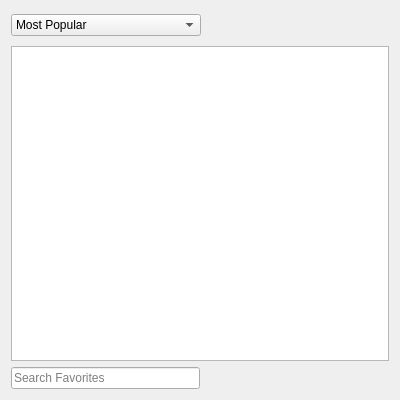
This is 2.x/UI/dooble_favorites_popup.ui in textbrowser/dooble as Qt 5 draws it before an edit. The edited form follows.
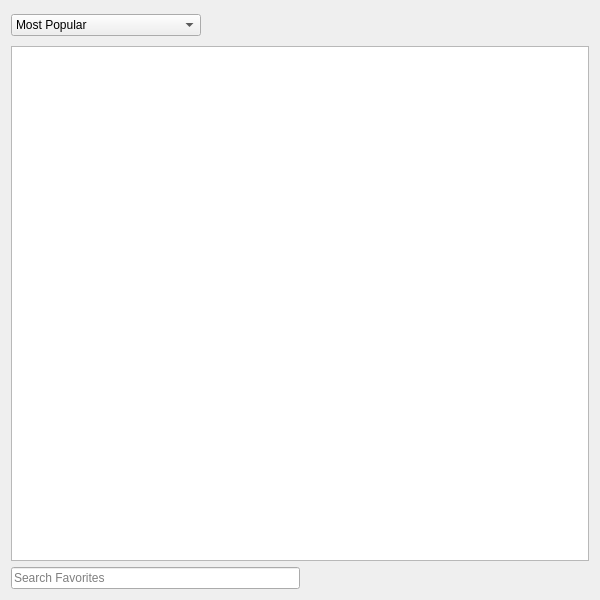
This is the edited form. Icons and pictures are not drawn. Custom widgets are drawn as their Qt base class.

```diff
--- a/2.x/UI/dooble_favorites_popup.ui
+++ b/2.x/UI/dooble_favorites_popup.ui
@@ -6,8 +6,8 @@
    <rect>
     <x>0</x>
     <y>0</y>
-    <width>400</width>
-    <height>400</height>
+    <width>600</width>
+    <height>600</height>
    </rect>
   </property>
   <property name="windowTitle">
```
